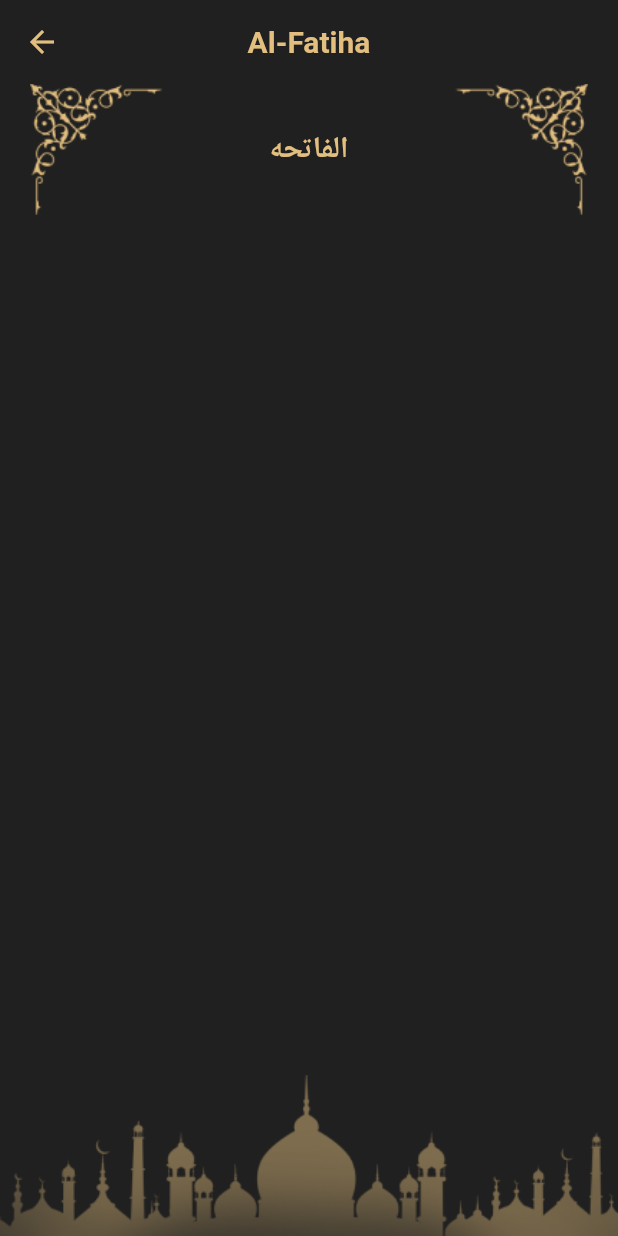
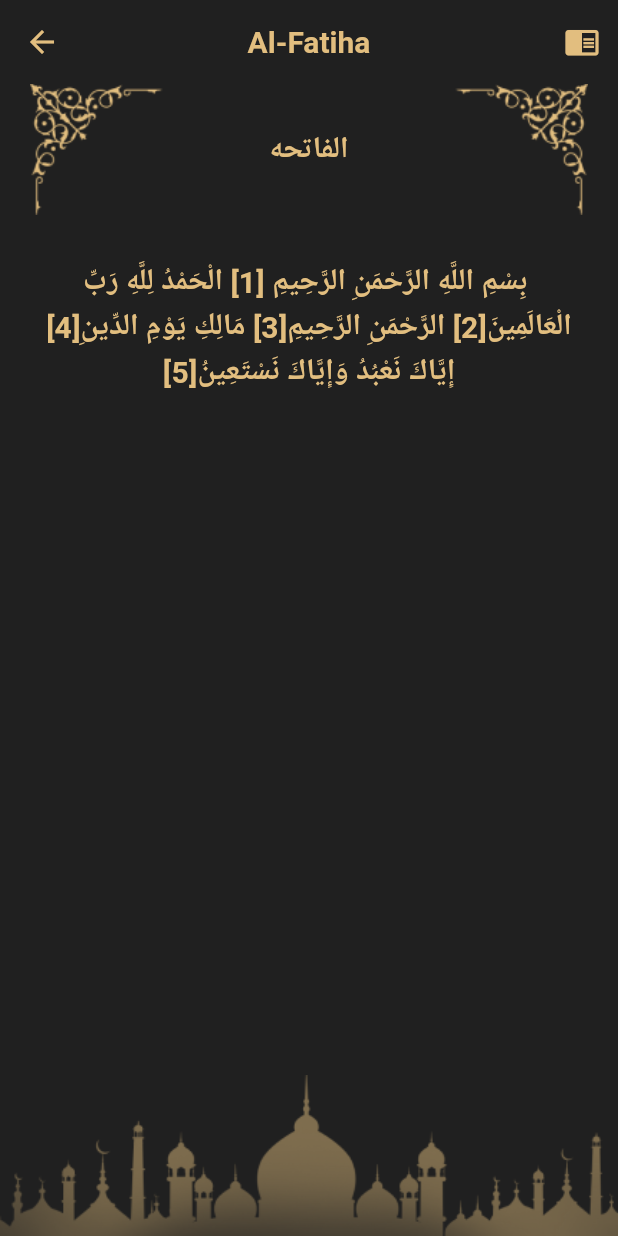
Before and after one commit to abdalmlk5/islami, a Flutter app: the HomeScreen screen opened by its route, after a tap on an icon or button, on a phone screen of 412 x 824 dp. Run offline on Flutter 3.47's test engine with Material 3 defaults, Android fonts, the phone set to English and light mode, and no system bars; our stand-ins replace introduction_screen.

Commit message:
+ sura details screen is ready

```diff
--- a/assets/files/Suras/1.txt
+++ b/assets/files/Suras/1.txt
@@ -1,5 +1,5 @@
-بِسْمِ اللَّهِ الرَّحْمَنِ الرَّحِيمِ
-الْحَمْدُ لِلَّهِ رَبِّ الْعَالَمِينَ
+ بِسْمِ اللَّهِ الرَّحْمَنِ الرَّحِيمِ
+ الْحَمْدُ لِلَّهِ رَبِّ الْعَالَمِينَ
  الرَّحْمَنِ الرَّحِيمِ
  مَالِكِ يَوْمِ الدِّينِ
  إِيَّاكَ نَعْبُدُ وَإِيَّاكَ نَسْتَعِينُ
--- a/lib/main.dart
+++ b/lib/main.dart
@@ -21,7 +21,7 @@ class MyApp extends StatelessWidget {
       routes: {
         HomeScreen.routeName: (context) => const HomeScreen(),
         IntroScreen.routeName: (context) => IntroScreen(),
-        SuraDetailsScreen.routeName: (context) => const SuraDetailsScreen(),
+        SuraDetailsScreen.routeName: (context) => SuraDetailsScreen(),
       },
       darkTheme: AppThemes.darkTheme,
       themeMode: ThemeMode.dark,
--- a/lib/screens/Home/taps/quran_tap.dart
+++ b/lib/screens/Home/taps/quran_tap.dart
@@ -37,6 +37,8 @@ class QuranScreen extends StatelessWidget {
           ),
         ),
         SizedBox(height: 20),
+        Text("Most Recent", style: AppStyles.white16),
+        SizedBox(height: 10),
         SizedBox(
           height: 150,
           child: ListView.separated(
@@ -47,11 +49,8 @@ class QuranScreen extends StatelessWidget {
           ),
         ),
         SizedBox(height: 10),
-
         Text("Suras List", style: AppStyles.white16),
-
         SizedBox(height: 10),
-
         ListView.separated(
           shrinkWrap: true,
           physics: NeverScrollableScrollPhysics(),
--- a/lib/screens/quran/sura_details_screen.dart
+++ b/lib/screens/quran/sura_details_screen.dart
@@ -1,24 +1,45 @@
 import 'package:flutter/material.dart';
+import 'package:flutter/services.dart';
 import 'package:islami/core/app_assets.dart';
 import 'package:islami/core/app_colors.dart';
 import 'package:islami/core/app_styles.dart';
 import 'package:islami/models/sura_model.dart';
 
-class SuraDetailsScreen extends StatelessWidget {
+class SuraDetailsScreen extends StatefulWidget {
   static const String routeName = "sura details screen";
 
   const SuraDetailsScreen({super.key});
 
   @override
+  State<SuraDetailsScreen> createState() => _SuraDetailsScreenState();
+}
+
+class _SuraDetailsScreenState extends State<SuraDetailsScreen> {
+  List<String> versesList = [];
+  String verses = "";
+  bool separatedVerses = false;
+
+  @override
   Widget build(BuildContext context) {
     SuraModel sura = ModalRoute.of(context)!.settings.arguments as SuraModel;
-
+    if (versesList.isEmpty) lodeSuraFile(sura.index);
     return Scaffold(
       backgroundColor: AppColors.black,
       appBar: AppBar(
         title: Text(sura.nameEN, style: AppStyles.primary20),
         centerTitle: true,
         backgroundColor: AppColors.black,
+        actions: [
+          IconButton(
+            icon: separatedVerses
+                ? Icon(Icons.chrome_reader_mode_outlined)
+                : Icon(Icons.chrome_reader_mode),
+            onPressed: () {
+              separatedVerses = !separatedVerses;
+              setState(() {});
+            },
+          ),
+        ],
         iconTheme: IconThemeData(color: AppColors.primary),
       ),
       body: Column(
@@ -27,6 +48,7 @@ class SuraDetailsScreen extends StatelessWidget {
             child: Padding(
               padding: const EdgeInsets.symmetric(horizontal: 20),
               child: Column(
+                mainAxisAlignment: MainAxisAlignment.center,
                 children: [
                   Stack(
                     alignment: Alignment.center,
@@ -35,9 +57,51 @@ class SuraDetailsScreen extends StatelessWidget {
                         AppAssets.cornerDecoration,
                         width: double.infinity,
                       ),
-                      Text(sura.nameAR, style: AppStyles.primary20),
-                      Expanded(child: SizedBox()),
+                      Text(
+                        sura.nameAR,
+                        style: AppStyles.primary20,
+                        textAlign: TextAlign.center,
+                      ),
                     ],
+                  ),
+                  SizedBox(height: 30),
+                  Expanded(
+                    child: separatedVerses
+                        ? ListView.separated(
+                            itemBuilder: (context, index) => Container(
+                              constraints: BoxConstraints(
+                                minHeight: 70.0,
+                                // maxHeight: 60.0,
+                              ),
+                              padding: EdgeInsets.all(20),
+                              alignment: Alignment.center,
+                              width: double.infinity,
+                              decoration: BoxDecoration(
+                                color: Colors.transparent,
+                                borderRadius: BorderRadius.circular(15),
+                                border: BoxBorder.all(color: AppColors.primary),
+                              ),
+                              child: Text(
+                                "${versesList[index]}[${index + 1}]",
+                                style: AppStyles.primary20,
+                                textAlign: TextAlign.center,
+                                textDirection: TextDirection.rtl,
+                              ),
+                            ),
+                            separatorBuilder: (context, index) =>
+                                SizedBox(height: 10),
+                            itemCount: versesList.length,
+                          )
+                        : ListView(
+                            children: [
+                              Text(
+                                verses,
+                                textDirection: TextDirection.rtl,
+                                style: AppStyles.primary20,
+                                textAlign: TextAlign.center,
+                              ),
+                            ],
+                          ),
                   ),
                 ],
               ),
@@ -48,4 +112,16 @@ class SuraDetailsScreen extends StatelessWidget {
       ),
     );
   }
+
+  void lodeSuraFile(int index) async {
+    String fileContent = await rootBundle.loadString(
+      "assets/files/Suras/${index + 1}.txt",
+    );
+    versesList = fileContent.split("\n");
+    for (int i = 1; i < versesList.length - 1; i++) {
+      verses += "${versesList[i - 1]}[$i]";
+      print(verses);
+    }
+    setState(() {});
+  }
 }
--- a/pubspec.yaml
+++ b/pubspec.yaml
@@ -62,6 +62,7 @@ flutter:
   # To add assets to your application, add an assets section, like this:
   assets:
     - assets/images/
+    - assets/files/Suras/
   #   - images/a_dot_ham.jpeg
 
   # An image asset can refer to one or more resolution-specific "variants", see
@@ -204,8 +205,8 @@ flutter_native_splash:
     # hide notif bar on android. ios already hides it by default.
     # Has no effect in web since web has no notification bar.
     #  fullscreen: true                # default false
-    # if you dont want to hide notif bar, for android just set this to false,
-    # but for ios, add this to your flutter main():
+  # if you dont want to hide notif bar, for android just set this to false,
+  # but for ios, add this to your flutter main():
   # WidgetsFlutterBinding.ensureInitialized();
   # SystemChrome.setEnabledSystemUIMode(SystemUiMode.manual, overlays: [SystemUiOverlay.bottom, SystemUiOverlay.top], );
 
```
Also changed, not shown: lib/models/sura_model.dart (line endings or trailing spaces).
